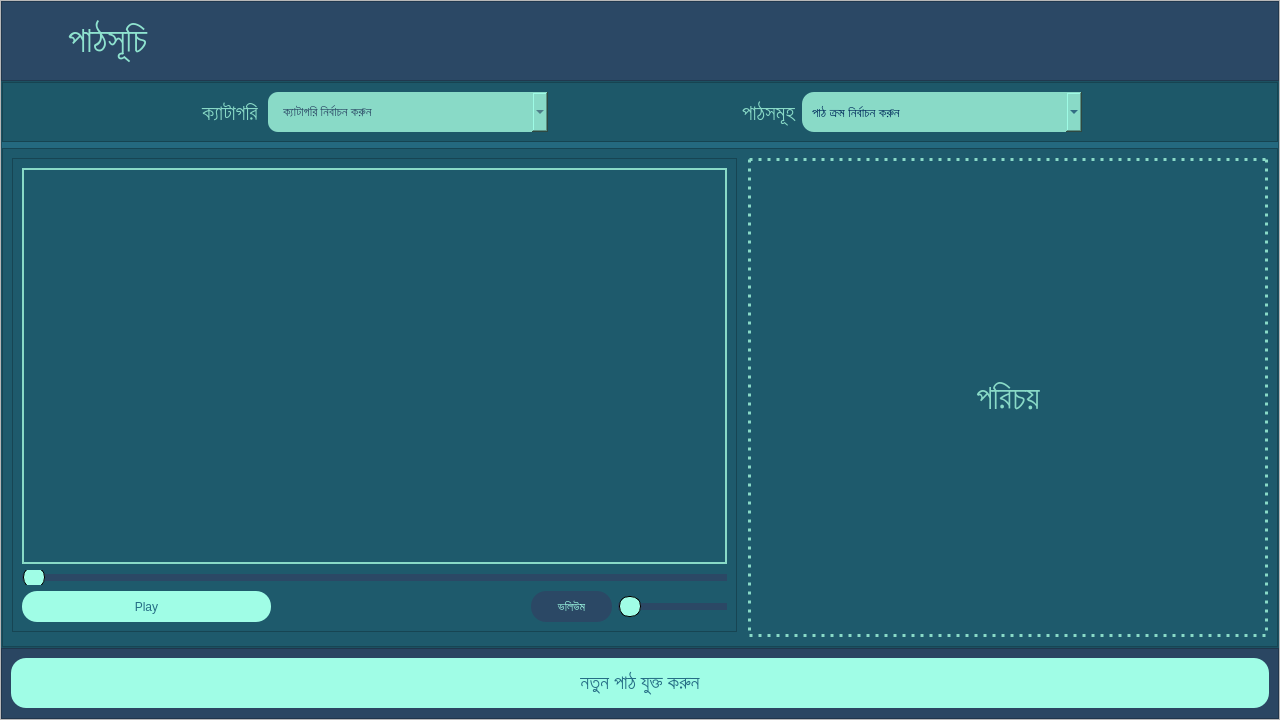
First picture: the form in EmPower/Teacher/Frontend/PyQt_UI/HomePage.ui, repository ahmedfahad04/SPL-2, before the edit.
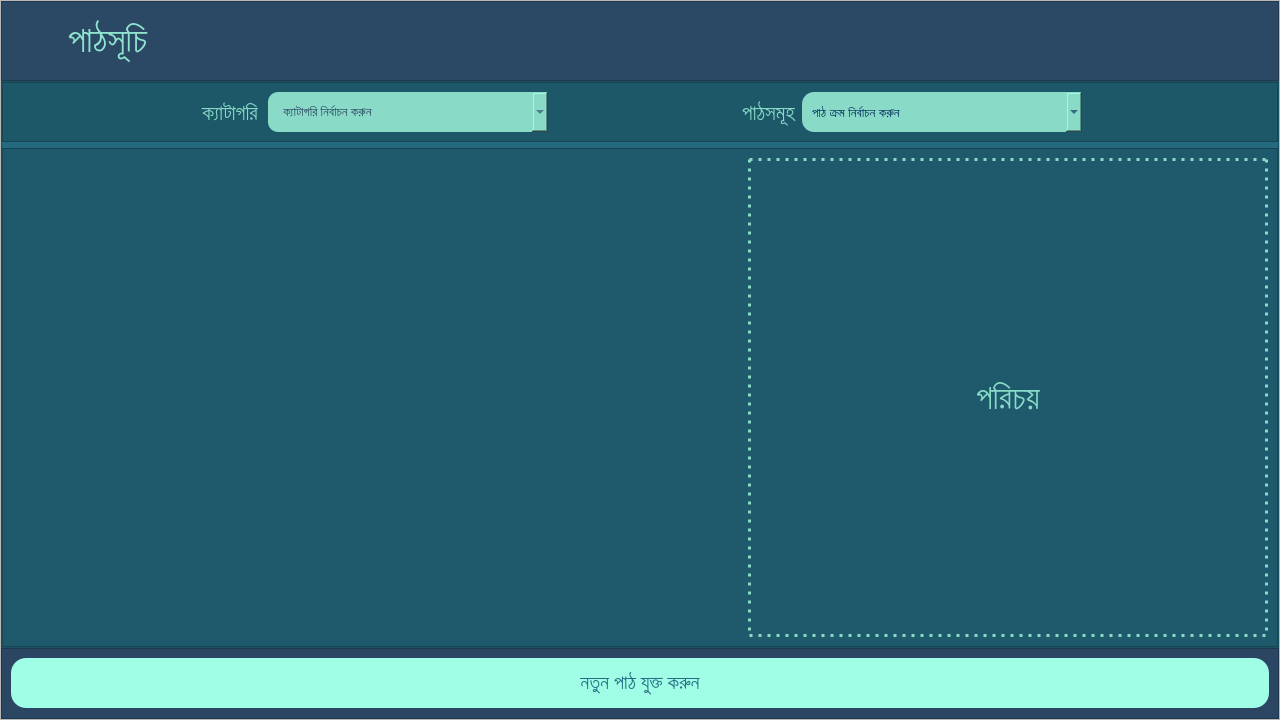
Second picture: the form after the edit. The open tabs and pages were chosen to show the change. Icons and pictures are not drawn.

Commit message: video player updated

Diff of the .ui file:
```diff
--- a/EmPower/Teacher/Frontend/PyQt_UI/HomePage.ui
+++ b/EmPower/Teacher/Frontend/PyQt_UI/HomePage.ui
@@ -1569,200 +1569,7 @@
                       <number>5</number>
                      </property>
                      <item>
-                      <widget class="QFrame" name="frame">
-                       <property name="minimumSize">
-                        <size>
-                         <width>690</width>
-                         <height>81</height>
-                        </size>
-                       </property>
-                       <property name="frameShape">
-                        <enum>QFrame::StyledPanel</enum>
-                       </property>
-                       <property name="frameShadow">
-                        <enum>QFrame::Raised</enum>
-                       </property>
-                       <layout class="QGridLayout" name="gridLayout_3">
-                        <item row="0" column="0" colspan="4">
-                         <widget class="QFrame" name="video_window">
-                          <property name="minimumSize">
-                           <size>
-                            <width>600</width>
-                            <height>300</height>
-                           </size>
-                          </property>
-                          <property name="styleSheet">
-                           <string notr="true">border: 2px solid rgb(137, 218, 199);</string>
-                          </property>
-                         </widget>
-                        </item>
-                        <item row="1" column="0" colspan="4">
-                         <widget class="QSlider" name="horizontalSlider">
-                          <property name="minimumSize">
-                           <size>
-                            <width>350</width>
-                            <height>0</height>
-                           </size>
-                          </property>
-                          <property name="cursor">
-                           <cursorShape>PointingHandCursor</cursorShape>
-                          </property>
-                          <property name="styleSheet">
-                           <string notr="true">
-
-QSlider::groove:horizontal {
-	
-	background-color: rgb(43, 72, 101);
-    border: 1px solid rgb(43, 72, 101);
-    height: 5px;
-    margin: 0px;
-    }
-QSlider::handle:horizontal {
-    background-color: rgb(160, 253, 230) ;
-	color: rgb(137, 218, 199);
-    border: 1px solid;
-    height: 10px;
-    width: 20px;
-    margin: -8px 0px;
-	border-radius: 10px;
-}
-
-QSlider::handle:horizontal:hover {
-	background-color: rgb(143, 227, 207);
-}</string>
-                          </property>
-                          <property name="orientation">
-                           <enum>Qt::Horizontal</enum>
-                          </property>
-                         </widget>
-                        </item>
-                        <item row="2" column="0">
-                         <widget class="QPushButton" name="playBtn">
-                          <property name="enabled">
-                           <bool>false</bool>
-                          </property>
-                          <property name="minimumSize">
-                           <size>
-                            <width>41</width>
-                            <height>31</height>
-                           </size>
-                          </property>
-                          <property name="cursor">
-                           <cursorShape>PointingHandCursor</cursorShape>
-                          </property>
-                          <property name="styleSheet">
-                           <string notr="true">QPushButton {
-background-color: rgb(160, 253, 230);
-color:  #256D85 ;
-border-radius: 15px;
-}
-
-QPushButton::hover {
-	
-	background-color: rgb(143, 227, 207);
-	color: #2B4865;
-
-}</string>
-                          </property>
-                          <property name="text">
-                           <string>Play</string>
-                          </property>
-                          <property name="flat">
-                           <bool>false</bool>
-                          </property>
-                         </widget>
-                        </item>
-                        <item row="2" column="1">
-                         <spacer name="horizontalSpacer_8">
-                          <property name="orientation">
-                           <enum>Qt::Horizontal</enum>
-                          </property>
-                          <property name="sizeType">
-                           <enum>QSizePolicy::Maximum</enum>
-                          </property>
-                          <property name="sizeHint" stdset="0">
-                           <size>
-                            <width>198</width>
-                            <height>20</height>
-                           </size>
-                          </property>
-                         </spacer>
-                        </item>
-                        <item row="2" column="2">
-                         <widget class="QLabel" name="label">
-                          <property name="minimumSize">
-                           <size>
-                            <width>81</width>
-                            <height>31</height>
-                           </size>
-                          </property>
-                          <property name="maximumSize">
-                           <size>
-                            <width>61</width>
-                            <height>31</height>
-                           </size>
-                          </property>
-                          <property name="styleSheet">
-                           <string notr="true">background-color: #2B4865;
-color:  rgb(160, 253, 230) ;
-border-radius: 15px;</string>
-                          </property>
-                          <property name="text">
-                           <string>ভলিউম</string>
-                          </property>
-                          <property name="alignment">
-                           <set>Qt::AlignCenter</set>
-                          </property>
-                         </widget>
-                        </item>
-                        <item row="2" column="3">
-                         <widget class="QSlider" name="volume_Slider">
-                          <property name="minimumSize">
-                           <size>
-                            <width>109</width>
-                            <height>25</height>
-                           </size>
-                          </property>
-                          <property name="maximumSize">
-                           <size>
-                            <width>109</width>
-                            <height>25</height>
-                           </size>
-                          </property>
-                          <property name="cursor">
-                           <cursorShape>PointingHandCursor</cursorShape>
-                          </property>
-                          <property name="styleSheet">
-                           <string notr="true">
-
-QSlider::groove:horizontal {
-	
-	background-color: rgb(43, 72, 101);
-    border: 1px solid rgb(43, 72, 101);
-    height: 5px;
-    margin: 0px;
-    }
-QSlider::handle:horizontal {
-    background-color: rgb(160, 253, 230) ;
-	color: rgb(137, 218, 199);
-    border: 1px solid;
-    height: 10px;
-    width: 20px;
-    margin: -8px 0px;
-	border-radius: 10px;
-}
-
-QSlider::handle:horizontal:hover {
-	background-color: rgb(143, 227, 207);
-}</string>
-                          </property>
-                          <property name="orientation">
-                           <enum>Qt::Horizontal</enum>
-                          </property>
-                         </widget>
-                        </item>
-                       </layout>
-                      </widget>
+                      <layout class="QHBoxLayout" name="video_player_widget"/>
                      </item>
                     </layout>
                    </widget>
```
Left out of the diff: 2 changed lines with no effect on the pictures. The commit also changes 40 other files.
